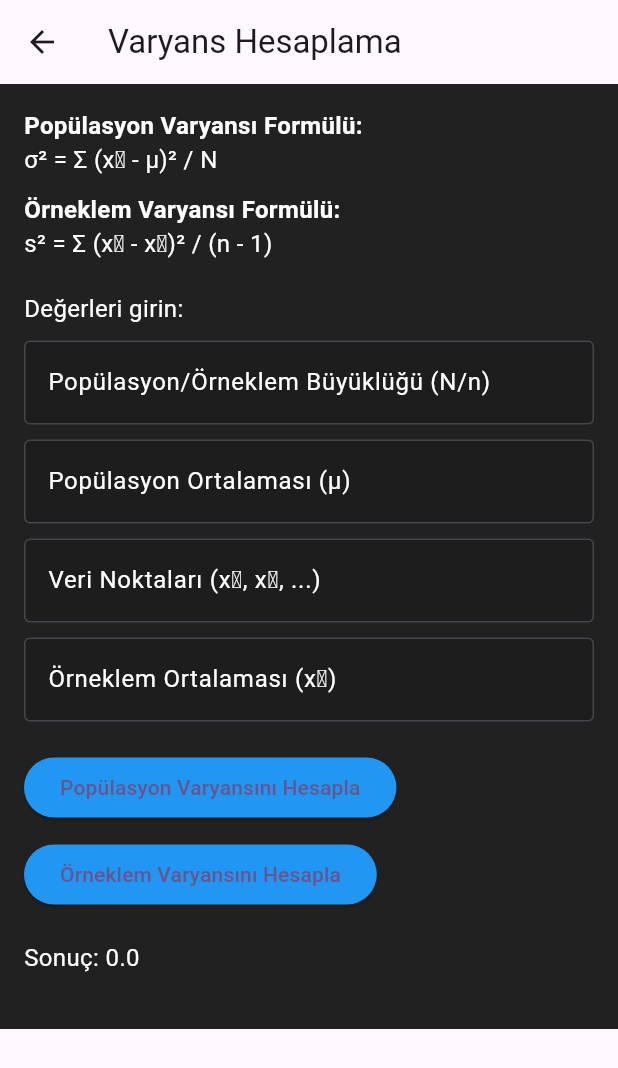
After one commit to NefAnyo71/ekos, a Flutter app: the CalculatorPage screen opened directly, after a tap on "Varyans Hesapla", on a phone screen of 412 x 824 dp. The commit adds this screen. Shown: the top 1068 px of the screen. Run offline on Flutter 3.47's test engine with Material 3 defaults, Android fonts, the phone set to English and light mode, and no system bars; our stand-ins replace cloud_firestore, firebase_auth, firebase_core, firebase_database, firebase_messaging, open_file and 3 more; accounts and stored records are empty.

Commit message:
ekos1.3.1 update

```diff
--- /dev/null
+++ b/lib/calculator_page.dart
@@ -0,0 +1,113 @@
+import 'package:flutter/material.dart';
+import 'package:ekos/math/varyans_page.dart';
+import 'package:ekos/math/confidence_interval_page.dart'; // Yeni dosyayı içe aktarıyoruz
+
+class CalculatorPage extends StatelessWidget {
+  const CalculatorPage({super.key});
+
+  @override
+  Widget build(BuildContext context) {
+    return Scaffold(
+      appBar: AppBar(
+        title: const Text(
+          'Hesap Makinesi',
+          style: TextStyle(
+            fontSize: 25.0,
+            fontWeight: FontWeight.bold,
+            letterSpacing: 2.0,
+            color: Colors.white,
+          ),
+        ),
+        backgroundColor: const Color(0xFF4A90E2),
+        elevation: 6.0,
+        centerTitle: true,
+      ),
+      body: Container(
+        decoration: const BoxDecoration(
+          gradient: LinearGradient(
+            colors: [
+              Color(0xFF4A90E2),
+              Color(0xFFFFA500),
+              Color(0xFFFFD700),
+              Color(0xFFFF0000),
+            ],
+            begin: Alignment.topLeft,
+            end: Alignment.bottomRight,
+          ),
+        ),
+        child: Center(
+          child: Column(
+            mainAxisAlignment: MainAxisAlignment.start,
+            crossAxisAlignment: CrossAxisAlignment.center,
+            children: [
+              const SizedBox(height: 40),
+              _buildCalculationButton(
+                context,
+                'Varyans Hesapla',
+                Icons.calculate,
+                const VaryansPage(),
+              ),
+              _buildCalculationButton(
+                context,
+                'Güven Aralığı Hesapla',
+                Icons.calculate,
+                const ConfidenceIntervalPage(),
+              ),
+            ],
+          ),
+        ),
+      ),
+    );
+  }
+
+  Widget _buildCalculationButton(BuildContext context, String label,
+      IconData icon, Widget destinationPage) {
+    return GestureDetector(
+      onTap: () {
+        Navigator.push(
+          context,
+          MaterialPageRoute(builder: (context) => destinationPage),
+        );
+      },
+      child: Container(
+        decoration: BoxDecoration(
+          gradient: const LinearGradient(
+            colors: [Color(0xFF7C4DFF), Color(0xFF18FFFF)],
+            begin: Alignment.topLeft,
+            end: Alignment.bottomRight,
+          ),
+          borderRadius: BorderRadius.circular(20.0),
+          boxShadow: [
+            BoxShadow(
+              color: const Color.fromRGBO(0, 0, 0, 0.3),
+              blurRadius: 8.0,
+              offset: const Offset(0, 6),
+            ),
+          ],
+        ),
+        padding: const EdgeInsets.symmetric(vertical: 15.0, horizontal: 30.0),
+        margin: const EdgeInsets.symmetric(vertical: 10.0),
+        child: Column(
+          mainAxisAlignment: MainAxisAlignment.center,
+          children: [
+            Icon(
+              icon,
+              size: 55.0,
+              color: Colors.white,
+            ),
+            const SizedBox(height: 8.0),
+            Text(
+              label,
+              textAlign: TextAlign.center,
+              style: const TextStyle(
+                fontSize: 18.0,
+                fontWeight: FontWeight.bold,
+                color: Colors.white,
+              ),
+            ),
+          ],
+        ),
+      ),
+    );
+  }
+}
--- /dev/null
+++ b/lib/math/varyans_page.dart
@@ -0,0 +1,208 @@
+import 'package:flutter/material.dart';
+
+class VaryansPage extends StatefulWidget {
+  const VaryansPage({super.key});
+
+  @override
+  _VaryansPageState createState() => _VaryansPageState();
+}
+
+class _VaryansPageState extends State<VaryansPage> {
+  final TextEditingController _controllerN = TextEditingController();
+  final TextEditingController _controllerMu = TextEditingController();
+  final TextEditingController _controllerX = TextEditingController();
+  final TextEditingController _controllerXBar = TextEditingController();
+
+  double _result = 0.0;
+  String _errorMessage = '';
+
+  // Popülasyon Varyansını Hesapla
+  void _calculatePopulationVariance() {
+    try {
+      final N = int.parse(_controllerN.text);
+      final mu = double.parse(_controllerMu.text);
+      final numbers = _controllerX.text.split(',').map(double.parse).toList();
+
+      if (numbers.length != N) {
+        throw 'Veri sayısı ile popülasyon büyüklüğü uyumsuz.';
+      }
+
+      final variance =
+          numbers.map((x) => (x - mu) * (x - mu)).reduce((a, b) => a + b) / N;
+
+      setState(() {
+        _result = variance;
+        _errorMessage = ''; // Hata mesajını temizle
+      });
+    } catch (e) {
+      setState(() {
+        _errorMessage = 'Hata: $e';
+        _result = 0.0;
+      });
+    }
+  }
+
+  // Örneklem Varyansını Hesapla
+  void _calculateSampleVariance() {
+    try {
+      final n = int.parse(_controllerN.text);
+      final xBar = double.parse(_controllerXBar.text);
+      final numbers = _controllerX.text.split(',').map(double.parse).toList();
+
+      if (numbers.length != n) {
+        throw 'Veri sayısı ile örneklem büyüklüğü uyumsuz.';
+      }
+
+      final variance =
+          numbers.map((x) => (x - xBar) * (x - xBar)).reduce((a, b) => a + b) /
+              (n - 1);
+
+      setState(() {
+        _result = variance;
+        _errorMessage = ''; // Hata mesajını temizle
+      });
+    } catch (e) {
+      setState(() {
+        _errorMessage = 'Hata: $e';
+        _result = 0.0;
+      });
+    }
+  }
+
+  @override
+  void dispose() {
+    _controllerN.dispose();
+    _controllerMu.dispose();
+    _controllerX.dispose();
+    _controllerXBar.dispose();
+    super.dispose();
+  }
+
+  @override
+  Widget build(BuildContext context) {
+    return Scaffold(
+      appBar: AppBar(
+        title: const Text('Varyans Hesaplama'),
+      ),
+      body: Container(
+        color: Colors.grey[900], // Arka plan rengini koyu tutuyoruz
+        padding: const EdgeInsets.all(16.0),
+        child: SingleChildScrollView(
+          child: Column(
+            crossAxisAlignment: CrossAxisAlignment.start,
+            children: [
+              const Text(
+                'Popülasyon Varyansı Formülü:',
+                style: TextStyle(
+                    fontSize: 16,
+                    fontWeight: FontWeight.bold,
+                    color: Colors.white),
+              ),
+              const Text(
+                'σ² = Σ (xᵢ - μ)² / N',
+                style: TextStyle(fontSize: 16, color: Colors.white),
+              ),
+              const SizedBox(height: 10),
+              const Text(
+                'Örneklem Varyansı Formülü:',
+                style: TextStyle(
+                    fontSize: 16,
+                    fontWeight: FontWeight.bold,
+                    color: Colors.white),
+              ),
+              const Text(
+                's² = Σ (xᵢ - x̄)² / (n - 1)',
+                style: TextStyle(fontSize: 16, color: Colors.white),
+              ),
+              const SizedBox(height: 20),
+              const Text(
+                'Değerleri girin:',
+                style: TextStyle(fontSize: 16, color: Colors.white),
+              ),
+              const SizedBox(height: 10),
+              TextField(
+                controller: _controllerN,
+                keyboardType: TextInputType.number,
+                decoration: const InputDecoration(
+                  border: OutlineInputBorder(),
+                  labelText: 'Popülasyon/Örneklem Büyüklüğü (N/n)',
+                  labelStyle: TextStyle(color: Colors.white),
+                  filled: true,
+                  fillColor: Colors.black12, // Arka plan rengi
+                ),
+                style: const TextStyle(color: Colors.white),
+              ),
+              const SizedBox(height: 10),
+              TextField(
+                controller: _controllerMu,
+                keyboardType: TextInputType.number,
+                decoration: const InputDecoration(
+                  border: OutlineInputBorder(),
+                  labelText: 'Popülasyon Ortalaması (μ)',
+                  labelStyle: TextStyle(color: Colors.white),
+                  filled: true,
+                  fillColor: Colors.black12,
+                ),
+                style: const TextStyle(color: Colors.white),
+              ),
+              const SizedBox(height: 10),
+              TextField(
+                controller: _controllerX,
+                decoration: const InputDecoration(
+                  border: OutlineInputBorder(),
+                  labelText: 'Veri Noktaları (x₁, x₂, ...)',
+                  hintText: 'Örnek: 1,2,3,4,5',
+                  hintStyle: TextStyle(color: Colors.white70),
+                  labelStyle: TextStyle(color: Colors.white),
+                  filled: true,
+                  fillColor: Colors.black12,
+                ),
+                style: const TextStyle(color: Colors.white),
+              ),
+              const SizedBox(height: 10),
+              TextField(
+                controller: _controllerXBar,
+                keyboardType: TextInputType.number,
+                decoration: const InputDecoration(
+                  border: OutlineInputBorder(),
+                  labelText: 'Örneklem Ortalaması (x̄)',
+                  labelStyle: TextStyle(color: Colors.white),
+                  filled: true,
+                  fillColor: Colors.black12,
+                ),
+                style: const TextStyle(color: Colors.white),
+              ),
+              const SizedBox(height: 20),
+              ElevatedButton(
+                onPressed: _calculatePopulationVariance,
+                style: ElevatedButton.styleFrom(
+                  backgroundColor: Colors.blue,
+                ),
+                child: const Text('Popülasyon Varyansını Hesapla'),
+              ),
+              const SizedBox(height: 10),
+              ElevatedButton(
+                onPressed: _calculateSampleVariance,
+                style: ElevatedButton.styleFrom(
+                  backgroundColor: Colors.blue,
+                ),
+                child: const Text('Örneklem Varyansını Hesapla'),
+              ),
+              const SizedBox(height: 20),
+              Text(
+                'Sonuç: $_result',
+                style: const TextStyle(fontSize: 16, color: Colors.white),
+              ),
+              if (_errorMessage.isNotEmpty)
+                Text(
+                  _errorMessage,
+                  style: const TextStyle(fontSize: 16, color: Colors.red),
+                ),
+              const SizedBox(height: 20),
+            ],
+          ),
+        ),
+      ),
+    );
+  }
+}
--- a/pubspec.yaml
+++ b/pubspec.yaml
@@ -49,6 +49,7 @@ flutter:
     - assets/images/leader.png
     - assets/images/tufanexe.png
     - assets/videos/spinningfish.mp4
+    - assets/images/güven_aralığı.png
 
 flutter_icons:
   android: true
```
Also changed, not shown: lib/main.dart (+7 -0 lines), lib/math/confidence_interval_page.dart (added, +185 -0 lines), assets/images/güven_aralığı.png (added).
